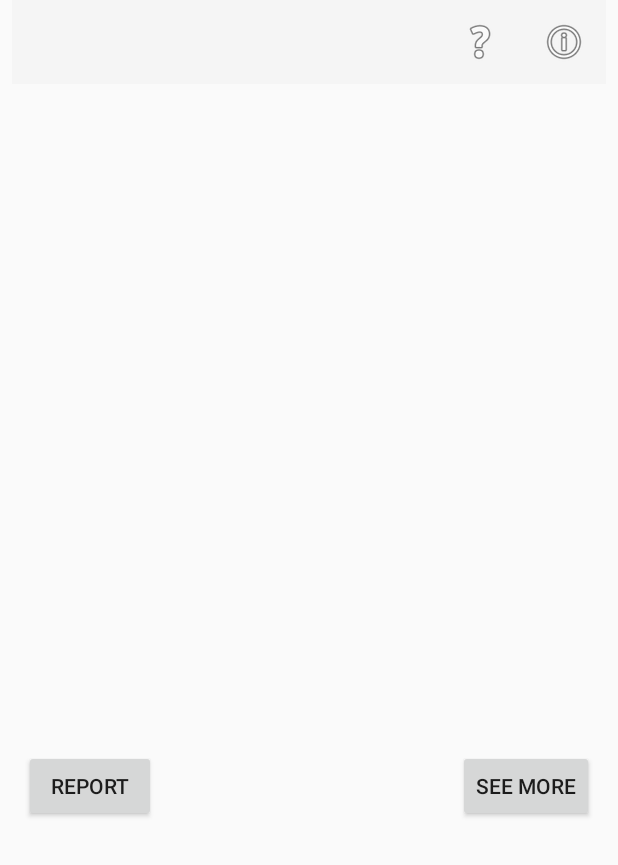
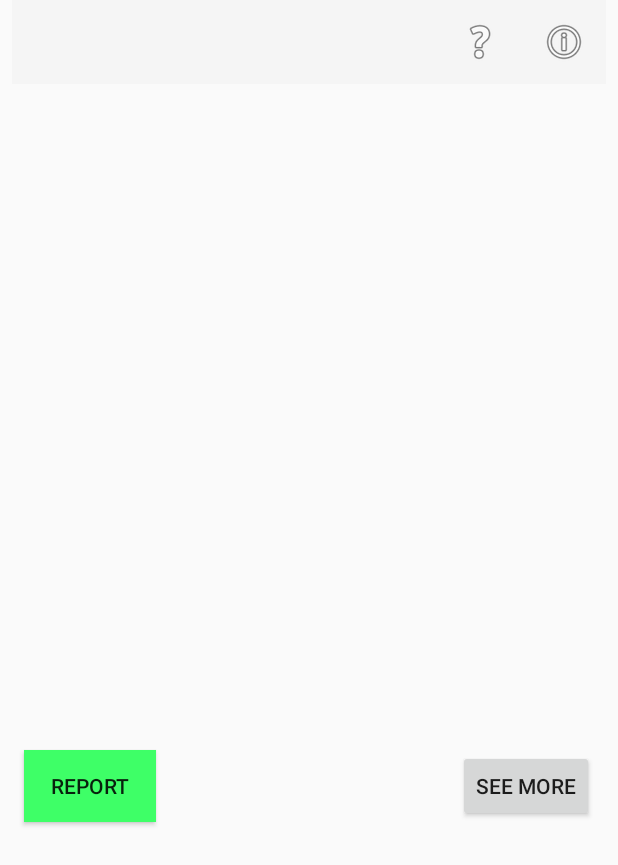
Before and after one commit to ChamiLamelas/TrailApp, an Android app: the PropertyActivity screen opened directly, with no data from a screen before it, on a phone screen of 412 x 824 dp. Shown: the top 865 px of the screen. Run offline under Robolectric (Android 15) with nearby library versions, the phone set to English and light mode, and no system bars; 1 statement that could not run was skipped.

Commit message:
Figured out how to change color of buttons
in a button xml, type this:

android:background="@color/green"

or whatever color you want the button to be, as long as you've previously set up the color with that name in values/colors.xml

```diff
--- a/app/src/main/res/layout/activity_property.xml
+++ b/app/src/main/res/layout/activity_property.xml
@@ -14,6 +14,7 @@
         android:layout_marginLeft="16dp"
         android:layout_marginStart="16dp"
         android:layout_marginTop="500dp"
+        android:background="@color/green"
         android:text="@string/reportBtnTxt"
         app:layout_constraintStart_toStartOf="parent"
         app:layout_constraintTop_toTopOf="parent" />
--- a/app/src/main/res/values/colors.xml
+++ b/app/src/main/res/values/colors.xml
@@ -3,4 +3,5 @@
     <color name="colorPrimary">#3F51B5</color>
     <color name="colorPrimaryDark">#303F9F</color>
     <color name="colorAccent">#FF4081</color>
+    <color name="green">#3eff67</color>
 </resources>
```
